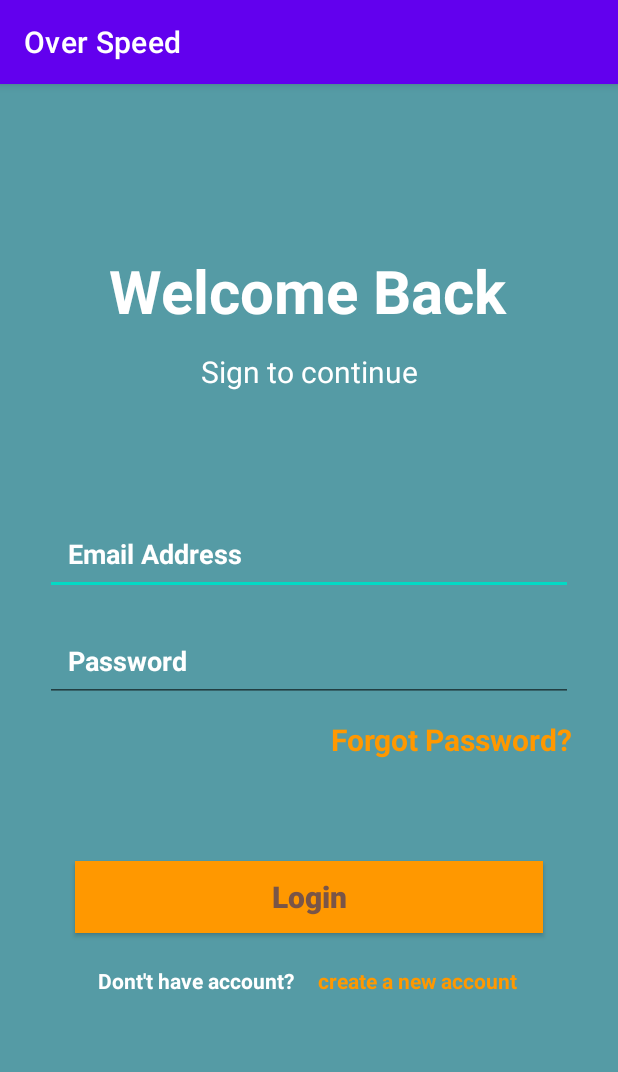
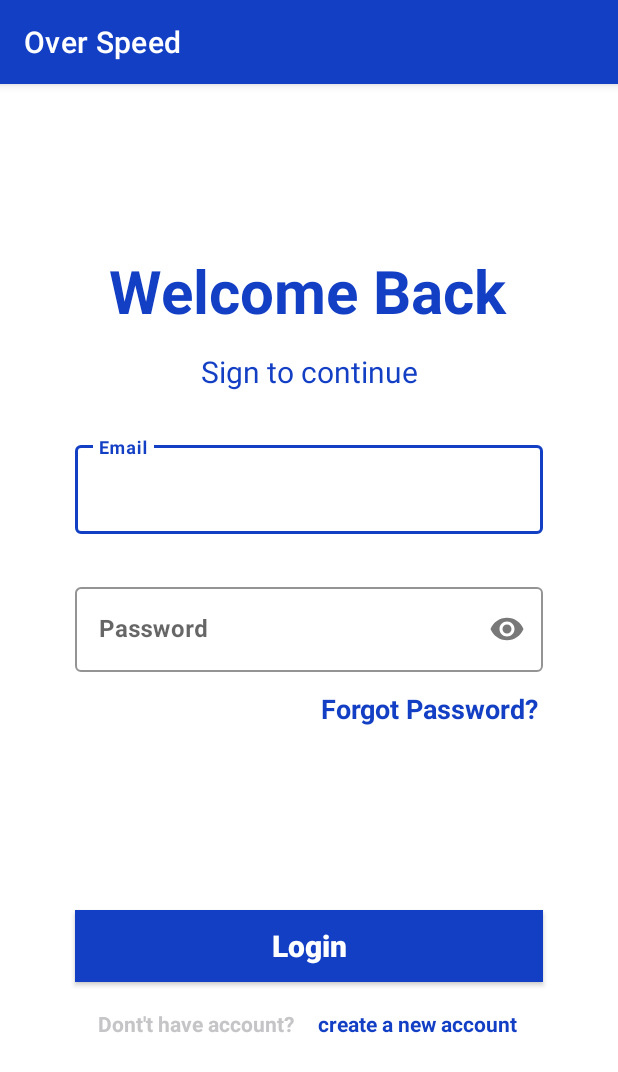
Before and after one commit to AkshayPatel09/Over_Speed, an Android app: the screen it shows after launch (MainActivity), on a phone screen of 412 x 824 dp. Shown: the top 1072 px of the screen. Run offline under Robolectric (Android 15) with nearby library versions, the phone set to English and light mode, and no system bars.

Commit message:
Login completed

```diff
--- a/app/src/main/res/layout/fragment_log_in.xml
+++ b/app/src/main/res/layout/fragment_log_in.xml
@@ -5,7 +5,7 @@
     xmlns:tools="http://schemas.android.com/tools"
     android:layout_width="match_parent"
     android:layout_height="match_parent"
-    android:background="@color/primary_color"
+    android:background="@color/white"
     tools:context=".LogInFragment">
 
 
@@ -14,7 +14,7 @@
         android:layout_width="wrap_content"
         android:layout_height="wrap_content"
         android:text="@string/welcome_back"
-        android:textColor="#FFFFFF"
+        android:textColor="@color/blue"
         android:layout_marginTop="80dp"
         android:textSize="40sp"
         android:textStyle="bold"
@@ -31,7 +31,7 @@
         android:layout_width="wrap_content"
         android:layout_height="wrap_content"
         android:text="@string/sign_to_continue"
-        android:textColor="#FFFFFF"
+        android:textColor="@color/blue"
         android:textSize="20sp"
         app:layout_constraintBottom_toBottomOf="parent"
         app:layout_constraintEnd_toEndOf="parent"
@@ -41,57 +41,70 @@
         app:layout_constraintVertical_bias="0.023"
         tools:ignore="HardcodedText" />
 
-    <androidx.appcompat.widget.AppCompatEditText
-        android:id="@+id/edt_email"
+
+    <com.google.android.material.textfield.TextInputLayout
+        android:id="@+id/textInputLayout7"
+        style="@style/Widget.MaterialComponents.TextInputLayout.OutlinedBox"
         android:layout_width="match_parent"
         android:layout_height="wrap_content"
-        android:layout_marginHorizontal="30dp"
-        android:hint="@string/email_address"
-        android:inputType="textEmailAddress"
-        android:textColor="#fff"
-        android:padding="15dp"
-        android:singleLine="true"
-        android:textColorHint="#fff"
-        android:textStyle="bold"
-        app:layout_constraintBottom_toBottomOf="parent"
+        android:layout_marginHorizontal="50dp"
+        android:layout_marginTop="30dp"
+        app:boxStrokeColor="@color/blue"
+        app:hintTextColor="@color/blue"
         app:layout_constraintEnd_toEndOf="parent"
         app:layout_constraintStart_toStartOf="parent"
-        app:layout_constraintTop_toBottomOf="@+id/appCompatTextView2"
-        app:layout_constraintVertical_bias="0.158"
-        tools:ignore="HardcodedText" />
+        app:layout_constraintTop_toBottomOf="@+id/appCompatTextView2">
 
-    <androidx.appcompat.widget.AppCompatEditText
-        android:id="@+id/edt_pass"
+        <com.google.android.material.textfield.TextInputEditText
+            android:id="@+id/edt_email"
+            android:layout_width="match_parent"
+            android:layout_height="wrap_content"
+            android:hint="@string/email"
+            android:inputType="textEmailAddress"
+            android:textColor="@color/black"
+            android:textSize="18sp"
+            android:textStyle="bold" />
+    </com.google.android.material.textfield.TextInputLayout>
+
+    <com.google.android.material.textfield.TextInputLayout
+        android:id="@+id/textInputLayout8"
+        style="@style/Widget.MaterialComponents.TextInputLayout.OutlinedBox"
         android:layout_width="match_parent"
         android:layout_height="wrap_content"
-        android:layout_below="@id/edt_email"
-        android:layout_marginHorizontal="30dp"
-        android:hint="@string/password"
-        android:inputType="textPassword"
-        android:padding="15dp"
-        android:textColor="#fff"
-        android:textColorHint="#fff"
-        android:textStyle="bold"
-        app:layout_constraintBottom_toBottomOf="parent"
-        app:layout_constraintEnd_toEndOf="parent"
-        app:layout_constraintStart_toStartOf="parent"
-        app:layout_constraintTop_toBottomOf="@+id/edt_email"
-        app:layout_constraintVertical_bias="0.043"
-        tools:ignore="HardcodedText" />
+        android:layout_marginHorizontal="50dp"
+        android:layout_marginTop="30dp"
+        app:hintTextColor="@color/blue"
+        app:boxStrokeColor="@color/blue"
+        app:layout_constraintTop_toBottomOf="@+id/textInputLayout7"
+        app:passwordToggleDrawable="@drawable/ic_baseline_show_password"
+        app:passwordToggleEnabled="true"
+        tools:layout_editor_absoluteX="50dp">
+
+        <androidx.appcompat.widget.AppCompatEditText
+            android:id="@+id/edt_pass"
+            android:layout_width="match_parent"
+            android:layout_height="wrap_content"
+            android:hint="@string/Password"
+            android:inputType="textPassword"
+            android:textColor="@color/black"
+            android:textStyle="bold" />
+
+    </com.google.android.material.textfield.TextInputLayout>
+
 
     <androidx.appcompat.widget.AppCompatTextView
         android:id="@+id/forget_pass"
         android:layout_width="wrap_content"
         android:layout_height="wrap_content"
         android:text="@string/forgot_password"
-        android:textColor="#FF9800"
-        android:textSize="20sp"
+        android:textColor="@color/blue"
+        android:textSize="18sp"
         android:textStyle="bold"
         app:layout_constraintBottom_toBottomOf="parent"
         app:layout_constraintEnd_toEndOf="parent"
-        app:layout_constraintHorizontal_bias="0.879"
+        app:layout_constraintHorizontal_bias="0.802"
         app:layout_constraintStart_toStartOf="parent"
-        app:layout_constraintTop_toBottomOf="@+id/edt_pass"
+        app:layout_constraintTop_toBottomOf="@+id/textInputLayout8"
         app:layout_constraintVertical_bias="0.034"
         tools:ignore="HardcodedText" />
 
@@ -101,25 +114,25 @@
         android:layout_height="wrap_content"
         android:layout_centerHorizontal="true"
         android:layout_marginHorizontal="50dp"
-        android:background="#FF9800"
+        android:background="@color/blue"
         android:imeOptions="actionDone"
         android:text="Login"
         android:textAllCaps="false"
-        android:textColor="#795548"
+        android:textColor="#fff"
         android:textSize="20sp"
         android:textStyle="bold"
         app:layout_constraintBottom_toBottomOf="parent"
         app:layout_constraintEnd_toEndOf="parent"
-        app:layout_constraintHorizontal_bias="0.494"
+        app:layout_constraintHorizontal_bias="0.505"
         app:layout_constraintStart_toStartOf="parent"
-        app:layout_constraintTop_toBottomOf="@+id/edt_pass"
-        app:layout_constraintVertical_bias="0.345" />
+        app:layout_constraintTop_toBottomOf="@+id/textInputLayout8"
+        app:layout_constraintVertical_bias="0.484" />
 
     <androidx.appcompat.widget.AppCompatTextView
         android:layout_width="wrap_content"
         android:layout_height="wrap_content"
         android:text="@string/dont_t_have_account"
-        android:textColor="#fff"
+        android:textColor="@color/grey"
         android:textStyle="bold"
         app:layout_constraintBottom_toBottomOf="parent"
         app:layout_constraintEnd_toEndOf="parent"
@@ -133,7 +146,7 @@
         android:layout_width="wrap_content"
         android:layout_height="wrap_content"
         android:text="@string/create_a_new_account"
-        android:textColor="#FF9800"
+        android:textColor="@color/blue"
         android:textStyle="bold"
         android:id="@+id/new_acc"
         app:layout_constraintBottom_toBottomOf="parent"
@@ -143,4 +156,5 @@
         app:layout_constraintTop_toBottomOf="@+id/login_btn"
         app:layout_constraintVertical_bias="0.121"
         tools:ignore="HardcodedText" />
+
 </androidx.constraintlayout.widget.ConstraintLayout>
--- a/app/src/main/res/layout/fragment_sign_up.xml
+++ b/app/src/main/res/layout/fragment_sign_up.xml
@@ -156,7 +156,6 @@
                 android:layout_width="match_parent"
                 android:layout_height="wrap_content"
                 android:hint="@string/sign_up_password"
-
                 android:inputType="textPassword"
                 android:textSize="18sp"
                 android:textStyle="bold"
--- a/app/src/main/res/values/strings.xml
+++ b/app/src/main/res/values/strings.xml
@@ -20,5 +20,7 @@
     <string name="sign_up_con_password">Confirm Password</string>
     <string name="sign_up_log_in">Login</string>
     <string name="sign_up_already_account">Already have a account ?</string>
+    <string name="email">Email</string>
+    <string name="Password">Password</string>
 
 </resources>
--- a/app/src/main/res/values/themes.xml
+++ b/app/src/main/res/values/themes.xml
@@ -2,7 +2,7 @@
     <!-- Base application theme. -->
     <style name="Theme.Final_main" parent="Theme.MaterialComponents.DayNight.DarkActionBar">
         <!-- Primary brand color. -->
-        <item name="colorPrimary">@color/purple_500</item>
+        <item name="colorPrimary">@color/blue</item>
         <item name="colorPrimaryVariant">@color/purple_700</item>
         <item name="colorOnPrimary">@color/white</item>
         <!-- Secondary brand color. -->
```
